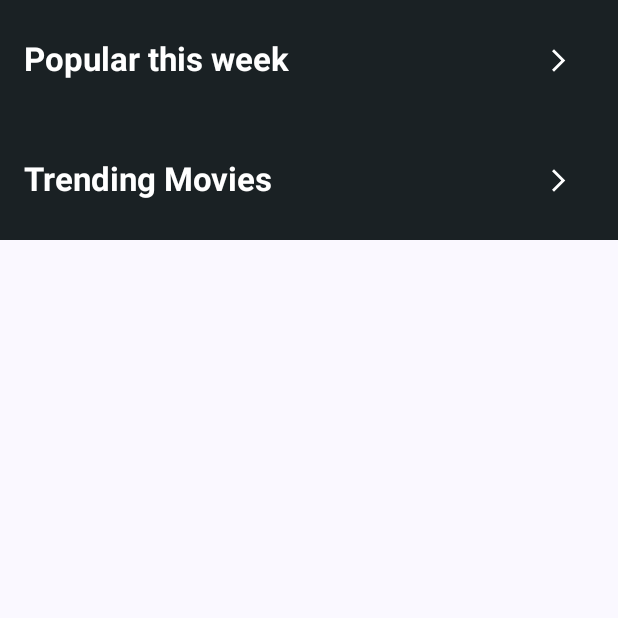
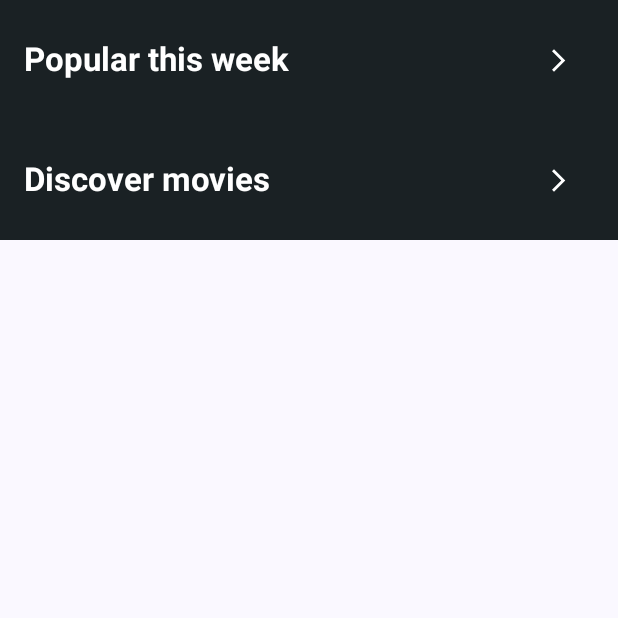
Before and after one commit to AntonioDamjaanovic/Movieboxd, an Android app built with Jetpack Compose: the composable BodyContent called with empty values, on a phone screen of 412 x 824 dp, the top half of it. Run offline under Robolectric (Android 15) with nearby library versions, the phone set to English and light mode, and no system bars.

```diff
--- a/app/src/main/java/com/example/movieboxxd/di/MovieModule.kt
+++ b/app/src/main/java/com/example/movieboxxd/di/MovieModule.kt
@@ -40,7 +40,6 @@ object MovieModule {
     @Singleton
     fun provideMovieMapper(): ApiMapper<List<Movie>, MovieDto> = MovieApiMapper()
 
-    @OptIn(ExperimentalSerializationApi::class)
     @Provides
     @Singleton
     fun provideMovieApiService(): MovieApiService {
--- a/app/src/main/java/com/example/movieboxxd/movie/domain/repository/MovieRepository.kt
+++ b/app/src/main/java/com/example/movieboxxd/movie/domain/repository/MovieRepository.kt
@@ -5,6 +5,6 @@ import kotlinx.coroutines.flow.Flow
 import com.example.movieboxxd.utils.Response
 
 interface MovieRepository {
-    fun fetchDiscoverMovie(): Flow<Response<List<Movie>>>
-    fun fetchTrendingMovie(): Flow<Response<List<Movie>>>
+    fun fetchDiscoverMovies(): Flow<Response<List<Movie>>>
+    fun fetchTrendingMovies(): Flow<Response<List<Movie>>>
 }
--- a/app/src/main/java/com/example/movieboxxd/movie_detail/data/remote/api/MovieDetailApiService.kt
+++ b/app/src/main/java/com/example/movieboxxd/movie_detail/data/remote/api/MovieDetailApiService.kt
@@ -19,8 +19,9 @@ interface MovieDetailApiService {
     ): MovieDetailDto
 
     @GET(K.MOVIE_ENDPOINT)
-    suspend fun fetchMovie(
+    suspend fun fetchMovies(
         @Query("api_key") apiKey: String = BuildConfig.TMDB_API_KEY,
-        @Query("include_adult") includeAdult: Boolean = false
+        @Query("include_adult") includeAdult: Boolean = false,
+        @Query("page") page: Int = 1
     ): MovieDto
 }
--- a/app/src/main/java/com/example/movieboxxd/movie_detail/data/repository_impl/MovieDetailRepositoryImpl.kt
+++ b/app/src/main/java/com/example/movieboxxd/movie_detail/data/repository_impl/MovieDetailRepositoryImpl.kt
@@ -30,7 +30,7 @@ class MovieDetailRepositoryImpl(
 
     override fun fetchMovies(): Flow<Response<List<Movie>>> = flow {
         emit(Response.Loading())
-        val movieDto = movieDetailApiService.fetchMovie()
+        val movieDto = movieDetailApiService.fetchMovies()
         apiMovieMapper.mapToDomain(movieDto).apply {
             emit(Response.Success(this))
         }
--- a/app/src/main/java/com/example/movieboxxd/ui/detail/MovieDetailScreen.kt
+++ b/app/src/main/java/com/example/movieboxxd/ui/detail/MovieDetailScreen.kt
@@ -79,7 +79,7 @@ fun MovieDetailScreen(
                         fetchMovies = detailViewModel::fetchMovies,
                         isMovieLoading = state.isMovieLoading,
                         onMovieClick = onMovieClick,
-                        onActorClick = onActorClick,
+                        onPersonClick = onActorClick,
                         modifier = Modifier
                             .align(Alignment.BottomCenter)
                             .height(bodyItemHeight)
--- a/app/src/main/java/com/example/movieboxxd/ui/detail/components/BodyContent.kt
+++ b/app/src/main/java/com/example/movieboxxd/ui/detail/components/BodyContent.kt
@@ -54,7 +54,7 @@ fun DetailBodyContent(
     isMovieLoading: Boolean,
     fetchMovies: () -> Unit,
     onMovieClick: (Int) -> Unit,
-    onActorClick: (Int) -> Unit,
+    onPersonClick: (Int) -> Unit,
 ) {
     Column(modifier.background(color = BackgroundColor)) {
         Column(
@@ -140,7 +140,7 @@ fun DetailBodyContent(
                         cast = it,
                         modifier = Modifier
                             .weight(1f)
-                            .clickable { onActorClick(it.id) }
+                            .clickable { onPersonClick(it.id) }
                     )
                     Spacer(modifier = Modifier.width(Padding.default))
                 }
@@ -175,7 +175,7 @@ fun DetailBodyContent(
                         crew = it,
                         modifier = Modifier
                             .weight(1f)
-                            .clickable { onActorClick(it.id) }
+                            .clickable { onPersonClick(it.id) }
                     )
                     Spacer(modifier = Modifier.width(Padding.default))
                 }
--- a/app/src/main/java/com/example/movieboxxd/ui/home/HomeScreen.kt
+++ b/app/src/main/java/com/example/movieboxxd/ui/home/HomeScreen.kt
@@ -25,7 +25,8 @@ import com.example.movieboxxd.ui.theme.Padding
 fun HomeScreen(
     modifier: Modifier = Modifier,
     homeViewModel: HomeViewModel = hiltViewModel(),
-    onMovieClick: (id: Int) -> Unit
+    onMovieClick: (Int) -> Unit,
+    onMoreMoviesClick: (String) -> Unit
 ) {
     val state by homeViewModel.homeState.collectAsStateWithLifecycle()
 
@@ -58,7 +59,8 @@ fun HomeScreen(
                         .weight(0.85f),
                     discoverMovies = state.discoverMovies,
                     trendingMovies = state.trendingMovies,
-                    onMovieClick = onMovieClick
+                    onMovieClick = onMovieClick,
+                    onMoreMoviesClick = onMoreMoviesClick
                 )
             }
         }
--- a/app/src/main/java/com/example/movieboxxd/ui/home/HomeViewModel.kt
+++ b/app/src/main/java/com/example/movieboxxd/ui/home/HomeViewModel.kt
@@ -27,7 +27,7 @@ class HomeViewModel @Inject constructor(
     }
 
     private fun fetchDiscoverMovie() = viewModelScope.launch {
-        repository.fetchDiscoverMovie().collectAndHandle(
+        repository.fetchDiscoverMovies().collectAndHandle(
             onError = { error ->
                 _homeState.update {
                     it.copy(isLoading = false, error = error?.message)
@@ -46,7 +46,7 @@ class HomeViewModel @Inject constructor(
     }
 
     private fun fetchTrendingMovie() = viewModelScope.launch {
-        repository.fetchTrendingMovie().collectAndHandle(
+        repository.fetchTrendingMovies().collectAndHandle(
             onError = { error ->
                 _homeState.update {
                     it.copy(isLoading = false, error = error?.message)
--- a/app/src/main/java/com/example/movieboxxd/ui/home/components/BodyContent.kt
+++ b/app/src/main/java/com/example/movieboxxd/ui/home/components/BodyContent.kt
@@ -31,7 +31,8 @@ fun BodyContent(
     modifier: Modifier = Modifier,
     discoverMovies: List<Movie>,
     trendingMovies: List<Movie>,
-    onMovieClick: (id: Int) -> Unit
+    onMovieClick: (Int) -> Unit,
+    onMoreMoviesClick: (String) -> Unit
 ) {
     Column(modifier = modifier.background(color = BackgroundColor)) {
         Row(
@@ -48,7 +49,41 @@ fun BodyContent(
                 color = Color.White
             )
             IconButton(
-                onClick = { /*TODO*/ }
+                onClick = { onMoreMoviesClick("trending") }
+            ) {
+                Icon(
+                    imageVector = Icons.AutoMirrored.Filled.ArrowForwardIos,
+                    contentDescription = "More trending movies",
+                    modifier = Modifier.size(18.dp),
+                    tint = Color.White
+                )
+            }
+        }
+        LazyRow(
+            modifier = Modifier.padding(horizontal = Padding.default)
+        ) {
+            items(trendingMovies) {
+                MovieCoverImage(
+                    movie = it,
+                    onMovieClick = onMovieClick
+                )
+            }
+        }
+        Row(
+            modifier = Modifier
+                .fillMaxWidth()
+                .padding(Padding.default),
+            horizontalArrangement = Arrangement.SpaceBetween,
+            verticalAlignment = Alignment.CenterVertically
+        ) {
+            Text(
+                text = "Discover movies",
+                style = MaterialTheme.typography.titleLarge,
+                fontWeight = FontWeight.Bold,
+                color = Color.White
+            )
+            IconButton(
+                onClick = { onMoreMoviesClick("discover") }
             ) {
                 Icon(
                     imageVector = Icons.AutoMirrored.Filled.ArrowForwardIos,
@@ -68,39 +103,5 @@ fun BodyContent(
                 )
             }
         }
-        Row(
-            modifier = Modifier
-                .fillMaxWidth()
-                .padding(Padding.default),
-            horizontalArrangement = Arrangement.SpaceBetween,
-            verticalAlignment = Alignment.CenterVertically
-        ) {
-            Text(
-                text = "Trending Movies",
-                style = MaterialTheme.typography.titleLarge,
-                fontWeight = FontWeight.Bold,
-                color = Color.White
-            )
-            IconButton(
-                onClick = { /*TODO*/ }
-            ) {
-                Icon(
-                    imageVector = Icons.AutoMirrored.Filled.ArrowForwardIos,
-                    contentDescription = "More trending movies",
-                    modifier = Modifier.size(18.dp),
-                    tint = Color.White
-                )
-            }
-        }
-        LazyRow(
-            modifier = Modifier.padding(horizontal = Padding.default)
-        ) {
-            items(trendingMovies) {
-                MovieCoverImage(
-                    movie = it,
-                    onMovieClick = onMovieClick
-                )
-            }
-        }
     }
 }
--- a/app/src/main/java/com/example/movieboxxd/ui/theme/Padding.kt
+++ b/app/src/main/java/com/example/movieboxxd/ui/theme/Padding.kt
@@ -6,4 +6,5 @@ object Padding {
     val default = 16.dp
     val itemSpacing = 6.dp
     val verticalSpacing = 20.dp
+    val topPadding = 30.dp
 }
--- a/app/src/main/java/com/example/movieboxxd/utils/Helpers.kt
+++ b/app/src/main/java/com/example/movieboxxd/utils/Helpers.kt
@@ -8,6 +8,10 @@ import java.time.ZonedDateTime
 import java.time.format.DateTimeFormatter
 import java.time.format.DateTimeParseException
 import java.util.Locale
+
+fun formatGenre(genreIds: List<Int?>?): List<String> {
+    return genreIds?.map { GenreConstants.getGenreNameById(it ?: 0) } ?: emptyList()
+}
 
 fun formatTimeStamp(pattern: String = "dd.MM.yy", time: String): String {
     return try {
```
Also changed, not shown: app/src/main/java/com/example/movieboxxd/movie/data/mapper_impl/MovieApiMapper.kt (+2 -10 lines), app/src/main/java/com/example/movieboxxd/movie/data/remote/api/MovieApiService.kt (+6 -4 lines), app/src/main/java/com/example/movieboxxd/movie/data/repository_impl/MovieRepositoryImpl.kt (+18 -8 lines), app/src/main/java/com/example/movieboxxd/ui/components/Header.kt (+35 -8 lines), app/src/main/java/com/example/movieboxxd/ui/components/MovieCoverImage.kt (+5 -2 lines), app/src/main/java/com/example/movieboxxd/ui/home/MoreMoviesScreen.kt (added, +120 -0 lines), app/src/main/java/com/example/movieboxxd/ui/navigation/NavigationGraph.kt (+23 -1 lines), app/src/main/java/com/example/movieboxxd/ui/navigation/Route.kt (+8 -4 lines), app/src/main/java/com/example/movieboxxd/ui/person/PersonScreen.kt (+4 -17 lines).
